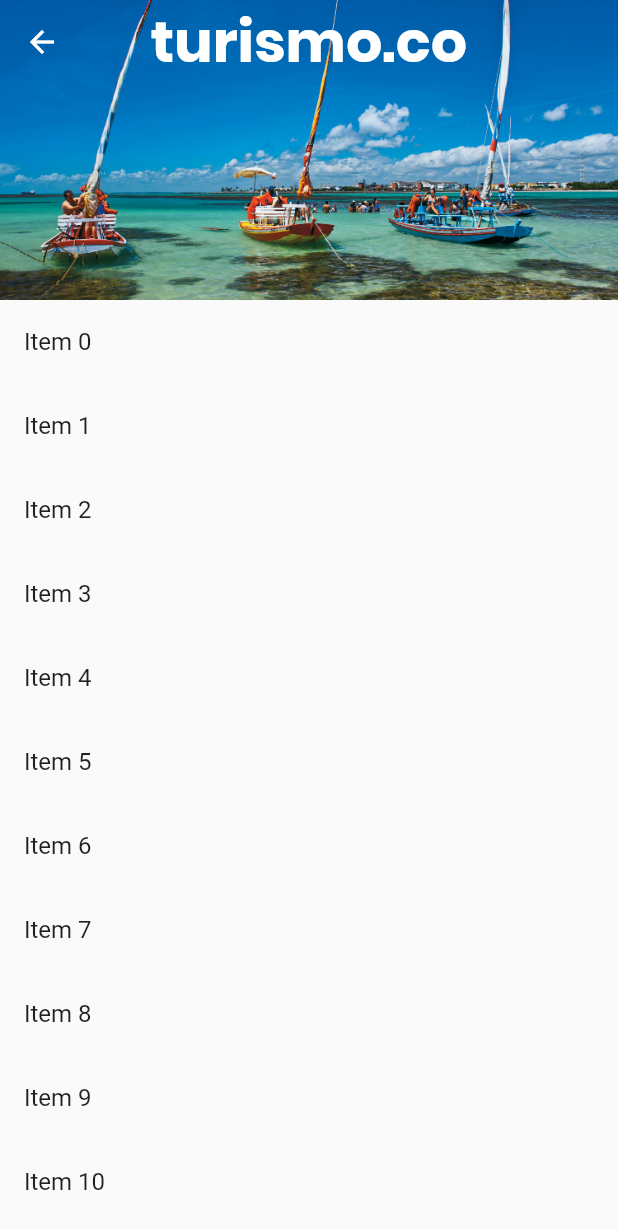
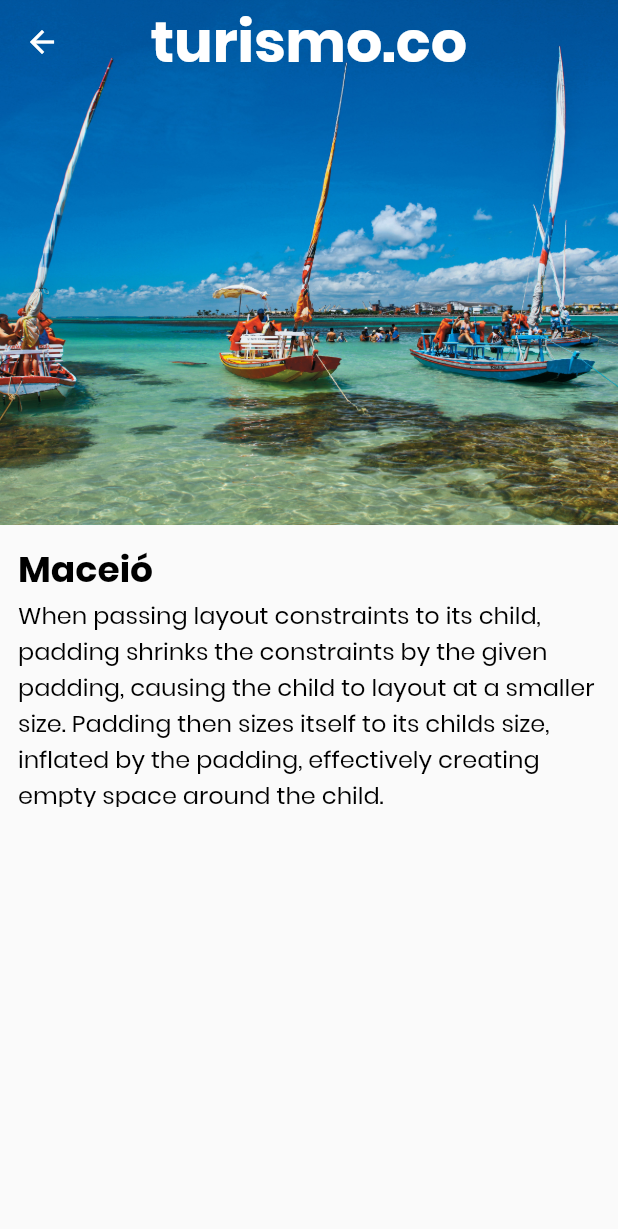
Before and after one commit to fonsecguilherme/app_turismo, a Flutter app: the screen it shows after launch, after a tap on "Sol e mar", on a phone screen of 412 x 824 dp. Shown: the top 1229 px of the screen. Run offline on Flutter 3.47's test engine with Material 2 defaults, Android fonts, the phone set to English and light mode, and no system bars.

Commit message:
ajustando layout tela 2

```diff
--- a/lib/screens/city_detail/city_detail.dart
+++ b/lib/screens/city_detail/city_detail.dart
@@ -1,5 +1,6 @@
 import 'package:app_turismo/screens/homePage/home_Page.dart';
 import 'package:flutter/material.dart';
+import 'package:app_turismo/style.dart';
 
 class CityDetail extends StatelessWidget {
   @override
@@ -11,7 +12,7 @@ class CityDetail extends StatelessWidget {
             floating: true,
             pinned: true,
             snap: true,
-            expandedHeight: 200,
+            expandedHeight: 350,
             elevation: 0,
             centerTitle: true,
             flexibleSpace: FlexibleSpaceBar(
@@ -38,10 +39,27 @@ class CityDetail extends StatelessWidget {
               },
             ),
           ),
-          SliverList(
-            delegate: SliverChildBuilderDelegate(
-                (context, index) => ListTile(title: Text('Item $index')),
-                childCount: 25),
+          SliverFixedExtentList(
+            itemExtent: 200,
+            delegate: SliverChildListDelegate([
+              Padding(
+                  padding: EdgeInsets.all(12.0),
+                  child: Column(
+                    crossAxisAlignment: CrossAxisAlignment.start,
+                    children: <Widget>[
+                      Text(
+                        'Maceió',
+                        style: Theme.of(context).textTheme.headline1,
+                      ),
+                      Expanded(
+                        child: Text(
+                          'When passing layout constraints to its child, padding shrinks the constraints by the given padding, causing the child to layout at a smaller size. Padding then sizes itself to its childs size, inflated by the padding, effectively creating empty space around the child.',
+                          style: Theme.of(context).textTheme.bodyText1,
+                        ),
+                      ),
+                    ],
+                  )),
+            ]),
           ),
         ],
       ),
--- a/lib/screens/homePage/home_Page.dart
+++ b/lib/screens/homePage/home_Page.dart
@@ -34,7 +34,7 @@ class HomePage extends StatelessWidget {
               children: <Widget>[
                 GestureDetector(
                   onTap: () {
-                    Navigator.push(context, MaterialPageRoute(builder: (context) => CityDetail()));
+                    Navigator.push(context, MaterialPageRoute(builder: (context) => CityDetail())); //dá pra passar referencia da cidade por aqui
                   },
                   child: Container(
                     margin: EdgeInsets.symmetric(horizontal: 20),
--- a/lib/style.dart
+++ b/lib/style.dart
@@ -23,15 +23,8 @@ const AppBarTextStyle2 = TextStyle(
 
 const TitleTextStyle = TextStyle(
   fontFamily: FontNameDefault,
-  fontWeight: FontWeight.w600,
+  fontWeight: FontWeight.w700,
   fontSize: largeTextSize,
-  color: Colors.black,
-);
-
-const Body1TextStyle = TextStyle(
-  fontFamily: FontNameDefault,
-  fontWeight: FontWeight.w300,
-  fontSize: mediumTextSize,
   color: Colors.black,
 );
 
@@ -42,9 +35,16 @@ const TileTextStyle = TextStyle(
   color: Colors.white,
 );
 
-const TileBodyTextStyle = TextStyle(
+const Body1TextStyle = TextStyle(
   fontFamily: FontNameDefault,
-  fontWeight: FontWeight.w600,
+  fontWeight: FontWeight.w300,
   fontSize: mediumTextSize,
   color: Colors.black,
 );
+
+const TileBodyTextStyle = TextStyle(
+  fontFamily: FontNameDefault,
+  fontWeight: FontWeight.w300,
+  fontSize: mediumTextSize,
+  color: Colors.black,
+);
```
